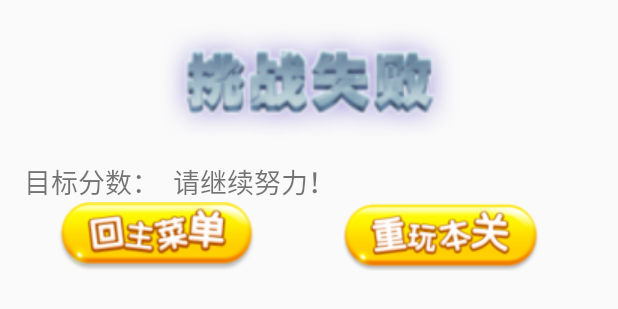
After one commit to JiuR999/DiglettGame, an Android app: the layout dialog_false.xml on its own in the app's theme, with its tools: preview values and no code run, on a phone screen of 412 x 824 dp. The commit adds this screen. Shown: the top 309 px of the screen. Run offline under Robolectric (Android 15) with nearby library versions, the phone set to English and light mode, and no system bars; Roboto replaces fonts that are not available here.

```diff
--- a/app/src/main/java/cn/swust/firstcold/diglettgame/LevelSelectionActivity.java
+++ b/app/src/main/java/cn/swust/firstcold/diglettgame/LevelSelectionActivity.java
@@ -48,7 +48,7 @@ public class LevelSelectionActivity extends AppCompatActivity {
     }
 
     private void initRecycleView() {
-        // 设置布局管理器为网格布局管理器，每行显示五个关卡
+        // 设置布局管理器为网格布局管理器，每行显示四个关卡
         GridLayoutManager layoutManager = new GridLayoutManager(this, 4);
         recyclerView.setLayoutManager(layoutManager);
         adapter = new LevelAdapter(levels);
--- /dev/null
+++ b/app/src/main/res/layout/dialog_false.xml
@@ -0,0 +1,41 @@
+<?xml version="1.0" encoding="utf-8"?>
+<LinearLayout xmlns:android="http://schemas.android.com/apk/res/android"
+    xmlns:app="http://schemas.android.com/apk/res-auto"
+    xmlns:tools="http://schemas.android.com/tools"
+    android:layout_width="match_parent"
+    android:layout_height="wrap_content"
+    android:orientation="vertical"
+    android:padding="16dp">
+
+    <ImageView
+        android:id="@+id/imageView"
+        android:layout_width="match_parent"
+        android:layout_height="75dp"
+        app:srcCompat="@drawable/fa2" />
+
+    <TextView
+        android:id="@+id/dialog_result"
+        android:layout_width="match_parent"
+        android:layout_height="wrap_content"
+        android:layout_marginTop="16dp"
+        android:text="目标分数：  请继续努力！"
+        android:textSize="18sp" />
+
+    <LinearLayout
+        android:layout_width="match_parent"
+        android:layout_height="match_parent" >
+
+        <ImageView
+            android:id="@+id/imageView2"
+            android:layout_width="177dp"
+            android:layout_height="wrap_content"
+            app:srcCompat="@drawable/re2" />
+
+        <ImageView
+            android:id="@+id/imageView3"
+            android:layout_width="match_parent"
+            android:layout_height="wrap_content"
+            app:srcCompat="@drawable/fa1" />
+    </LinearLayout>
+
+</LinearLayout>
```
Also changed, not shown: app/src/main/java/cn/swust/firstcold/diglettgame/MouseActivity.java (+31 -37 lines), app/src/main/res/layout/dialog_success.xml (added, +42 -0 lines), app/src/main/res/drawable/fa1.jpg (added), app/src/main/res/drawable/fa2.jpg (added), app/src/main/res/drawable/next1.jpg (added), app/src/main/res/drawable/re2.jpg (added), app/src/main/res/drawable/success.jpg (added).
